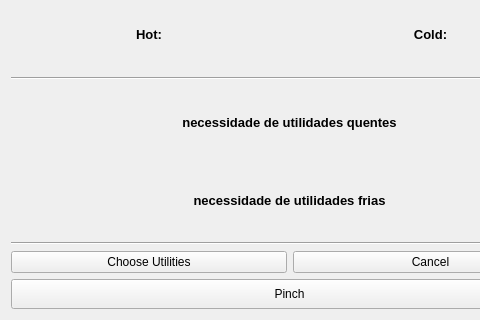
Before: the Qt Designer form interface/done.ui in CarlosTadeuVassoler/MPinch, drawn with Qt 5; both pictures show x 0 to 480 and y 100 to 420 of the 579 by 420 pixel window.
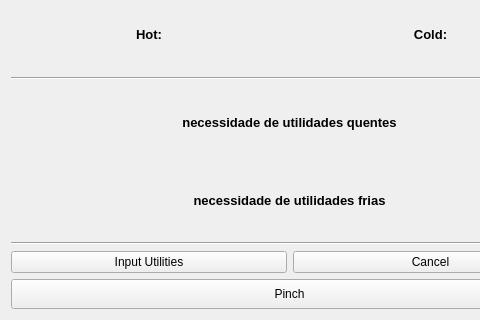
After: the same form once the commit is applied.

What changed in the file:
```diff
--- a/interface/done.ui
+++ b/interface/done.ui
@@ -147,7 +147,7 @@
        <item>
         <widget class="QPushButton" name="escolher_utilidades">
          <property name="text">
-          <string>Choose Utilities</string>
+          <string>Input Utilities</string>
          </property>
         </widget>
        </item>
```
